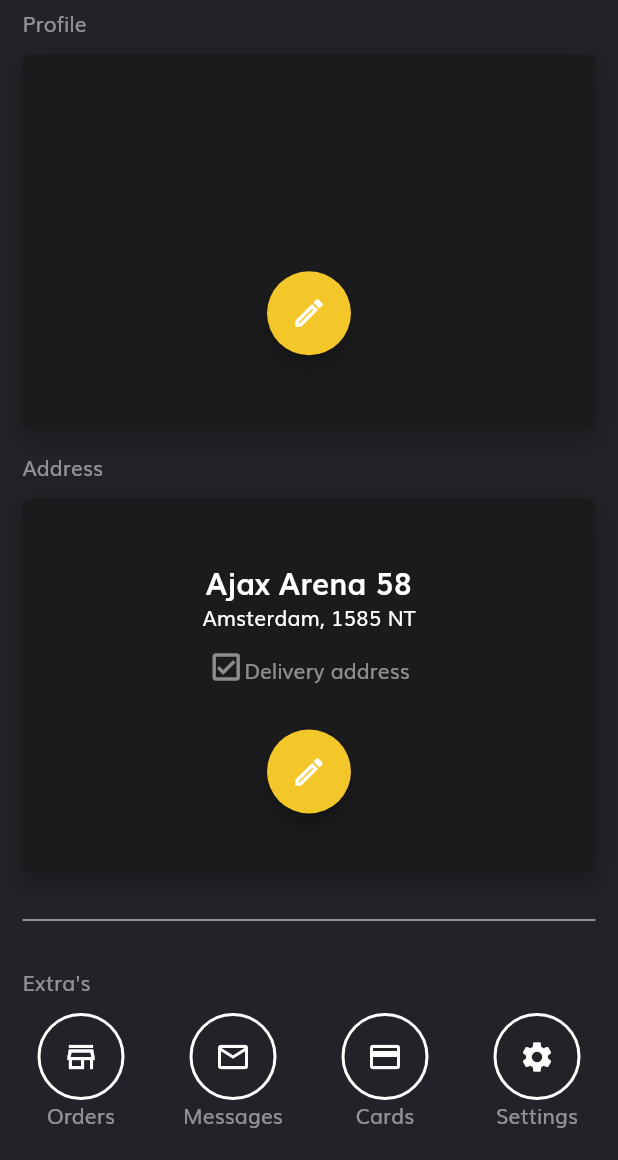
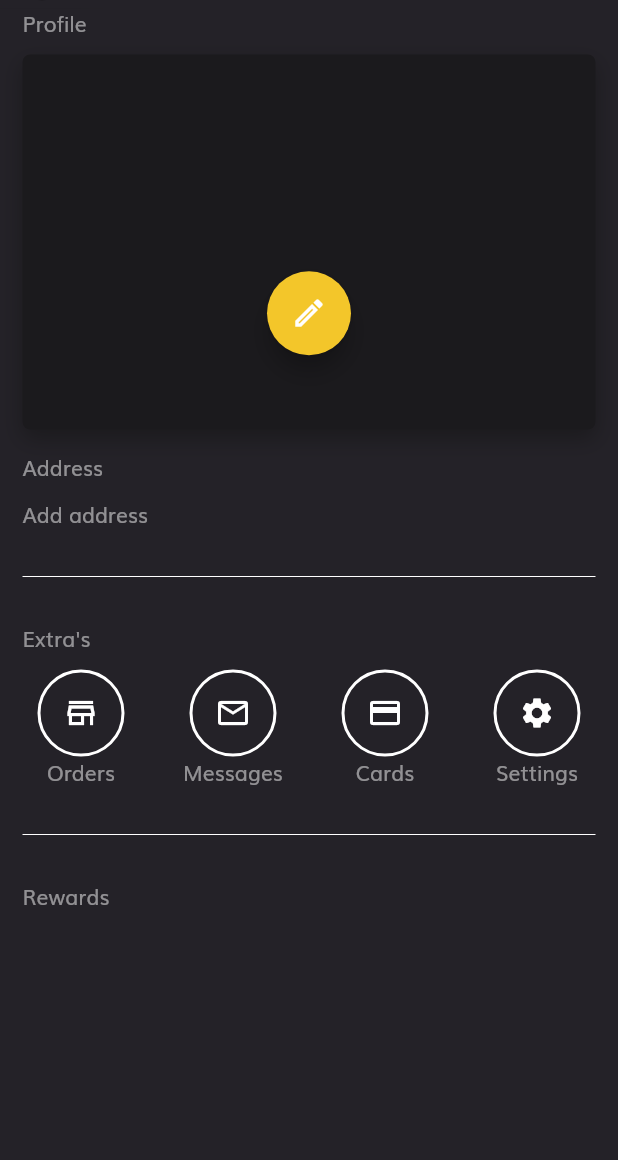
Before and after one commit to tandohtakyie/outfitted-project-mobile, a Flutter app: the AccountScreen screen opened by its route, on a phone screen of 412 x 824 dp, the part 76-1236 px from its top. Run offline on Flutter 3.47's test engine with Material 2 defaults, Android fonts, the phone set to English and light mode, and no system bars; our stand-ins replace animated_splash_screen, cloud_firestore, firebase_auth, firebase_core, flutter_spinkit, fluttertoast and 1 more; accounts and stored records are empty.

Commit message:
retrieved address of customer on settings screen

```diff
--- a/lib/components/order_card.dart
+++ b/lib/components/order_card.dart
@@ -19,13 +19,10 @@ class OrderCard extends StatelessWidget {
     return InkWell(
         onTap: () {
           Route route;
-          if (counter == 0) {
-            counter = counter + 1;
             route = MaterialPageRoute(
                 builder: (c) => OrderDetailsScreen(
                       orderID: orderID,
                     ));
-          }
           Navigator.push(context, route);
         },
         child: Container(
--- /dev/null
+++ b/lib/components/settingsIcon.dart
@@ -0,0 +1,42 @@
+import 'package:flutter/material.dart';
+import 'package:outfitted_flutter_mobile/style/style.dart';
+
+class SettingsIcon extends StatelessWidget {
+  const SettingsIcon({
+    Key key,
+    this.icon,
+    this.press,
+    this.text,
+    this.uniqueHeroTag,
+  }) : super(key: key);
+  final Icon icon;
+  final Function press;
+  final String text, uniqueHeroTag;
+
+  @override
+  Widget build(BuildContext context) {
+    return Hero(
+      tag: uniqueHeroTag,
+      child: InkWell(
+        onTap: press,
+        child: Column(
+          children: [
+            Container(
+              padding: EdgeInsets.all(15),
+              margin: EdgeInsets.symmetric(horizontal: 10),
+              decoration: BoxDecoration(
+                border: Border.all(
+                  width: 2,
+                  color: kWhiteColor,
+                ),
+                shape: BoxShape.circle,
+              ),
+              child: icon,
+            ),
+            Text(text),
+          ],
+        ),
+      ),
+    );
+  }
+}
--- a/lib/screens/collection_category_screen.dart
+++ b/lib/screens/collection_category_screen.dart
@@ -29,6 +29,7 @@ class CollectionCategoryScreen extends StatelessWidget {
         },
       ),
       floatingActionButton: FloatingActionButton(
+        heroTag: 'filterCollection',
         onPressed: (){},
         child: Icon(Icons.filter_list_outlined),
         backgroundColor: kSecondaryColor,
--- a/lib/screens/order_details_screen.dart
+++ b/lib/screens/order_details_screen.dart
@@ -127,7 +127,7 @@ class OrderDetailsScreen extends StatelessWidget {
                           Container(
                             child: Text(
                               'Total : €' +
-                                  dataMap[OutFittedApp.totalAmount].toString(),
+                                  double.parse(dataMap[OutFittedApp.totalAmount].toString()).toStringAsFixed(2),
                               style: TextStyle(fontWeight: FontWeight.bold),
                             ),
                           ),
--- a/lib/screens/profile_screen.dart
+++ b/lib/screens/profile_screen.dart
@@ -1,11 +1,17 @@
+import 'package:cloud_firestore/cloud_firestore.dart';
 import 'package:flutter/material.dart';
+import 'package:flutter_spinkit/flutter_spinkit.dart';
 import 'package:outfitted_flutter_mobile/components/outfitted_custom_card.dart';
+import 'package:outfitted_flutter_mobile/components/settingsIcon.dart';
+import 'package:outfitted_flutter_mobile/components/settings_address_card.dart';
 import 'package:outfitted_flutter_mobile/firebase/firebase_config.dart';
+import 'package:outfitted_flutter_mobile/model/Address.dart';
 import 'package:outfitted_flutter_mobile/screens/all_orders_screen.dart';
 import 'package:outfitted_flutter_mobile/screens/settings_screen.dart';
 import 'package:outfitted_flutter_mobile/style/style.dart';
 
 class ProfileScreen extends StatelessWidget {
+  Address address;
   @override
   Widget build(BuildContext context) {
     return SingleChildScrollView(
@@ -60,60 +66,39 @@ class ProfileScreen extends StatelessWidget {
             SizedBox(
               height: 10,
             ),
-            OutFittedCustomCard(
-              child: Center(
-                child: Row(
-                  mainAxisAlignment: MainAxisAlignment.center,
-                  children: [
-                    Column(
-                      mainAxisAlignment: MainAxisAlignment.center,
-                      children: [
-                        Text(
-                          'Ajax Arena 58',
-                          style: TextStyle(
-                            color: kWhiteColor,
-                            fontSize: 20,
-                            fontWeight: FontWeight.bold,
-                          ),
-                        ),
-                        Text(
-                          'Amsterdam, 1585 NT',
-                          style: TextStyle(
-                            color: kWhiteColor,
-                          ),
-                        ),
-                        SizedBox(
-                          height: 10,
-                        ),
-                        Text.rich(
-                          TextSpan(
-                            children: [
-                              WidgetSpan(
-                                child: Icon(
-                                  Icons.check_box_outlined,
-                                  color: kWhiteColor.withOpacity(0.5),
+            StreamBuilder<QuerySnapshot>(
+              stream: OutFittedApp.firestore
+                  .collection(OutFittedApp.collectionCustomer)
+                  .doc(OutFittedApp.sharedPreferences
+                  .getString(OutFittedApp.customerUID))
+                  .collection(OutFittedApp.subCollectionAddress)
+                  .snapshots(),
+                builder: (context, snapshot){
+                  return !snapshot.hasData
+                      ? Center(
+                    child: SpinKitDualRing(
+                      color: kSecondaryColor,
+                      size: 50,
+                    ),
+                  )
+                      : snapshot.data.docs.length == 0
+                      ? Text('Add address')
+                      : Container(
+                          height: 250,
+                        child: ListView.builder(
+                            scrollDirection: Axis.horizontal,
+                            shrinkWrap: true,
+                            itemCount: snapshot.data.docs.length,
+                            itemBuilder: (context, index){
+                              return SettingsAddressCard(
+                                address: Address.fromJson(
+                                  snapshot.data.docs[index].data()
                                 ),
-                              ),
-                              TextSpan(text: 'Delivery address')
-                            ],
-                          ),
-                        ),
-                        SizedBox(
-                          height: 30,
-                        ),
-                        FloatingActionButton(
-                          heroTag: 'btnAddressEdit',
-                          onPressed: () {},
-                          child: Icon(
-                            Icons.edit_outlined,
-                          ),
-                          backgroundColor: kSecondaryColor,
-                        ),
-                      ],
-                    ),
-                  ],
-                ),
-              ),
+                              );
+                            }
+                  ),
+                      );
+                }
             ),
             SizedBox(
               height: 30,
@@ -132,7 +117,8 @@ class ProfileScreen extends StatelessWidget {
             Row(
               mainAxisAlignment: MainAxisAlignment.spaceBetween,
               children: [
-                SettingsIcons(
+                SettingsIcon(
+                  uniqueHeroTag: 'Orders',
                   text: 'Orders',
                   icon: Icon(
                     Icons.store_outlined,
@@ -143,7 +129,8 @@ class ProfileScreen extends StatelessWidget {
                     Navigator.push(context, route);
                   },
                 ),
-                SettingsIcons(
+                SettingsIcon(
+                  uniqueHeroTag: 'Messages',
                   text: 'Messages',
                   icon: Icon(
                     Icons.mail_outline_outlined,
@@ -151,7 +138,8 @@ class ProfileScreen extends StatelessWidget {
                   ),
                   press: () {},
                 ),
-                SettingsIcons(
+                SettingsIcon(
+                  uniqueHeroTag: 'Cards',
                   text: 'Cards',
                   icon: Icon(
                     Icons.credit_card_outlined,
@@ -159,7 +147,8 @@ class ProfileScreen extends StatelessWidget {
                   ),
                   press: () {},
                 ),
-                SettingsIcons(
+                SettingsIcon(
+                  uniqueHeroTag: 'Settings',
                   text: 'Settings',
                   icon: Icon(
                     Icons.settings,
@@ -192,39 +181,3 @@ class ProfileScreen extends StatelessWidget {
     );
   }
 }
-
-class SettingsIcons extends StatelessWidget {
-  const SettingsIcons({
-    Key key,
-    this.icon,
-    this.press,
-    this.text,
-  }) : super(key: key);
-  final Icon icon;
-  final Function press;
-  final String text;
-
-  @override
-  Widget build(BuildContext context) {
-    return GestureDetector(
-      onTap: press,
-      child: Column(
-        children: [
-          Container(
-            padding: EdgeInsets.all(15),
-            margin: EdgeInsets.symmetric(horizontal: 10),
-            decoration: BoxDecoration(
-              border: Border.all(
-                width: 2,
-                color: kWhiteColor,
-              ),
-              shape: BoxShape.circle,
-            ),
-            child: icon,
-          ),
-          Text(text),
-        ],
-      ),
-    );
-  }
-}
```
Also changed, not shown: lib/components/settings_address_card.dart (added, +101 -0 lines), lib/screens/address_screen.dart (+7 -2 lines).
